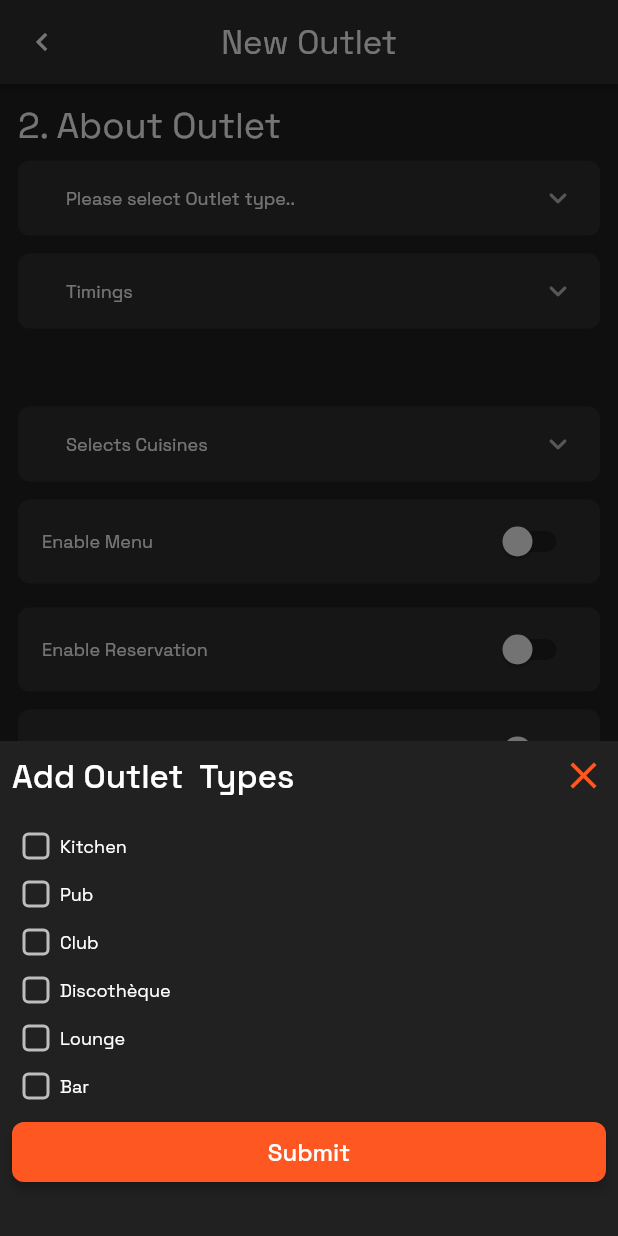
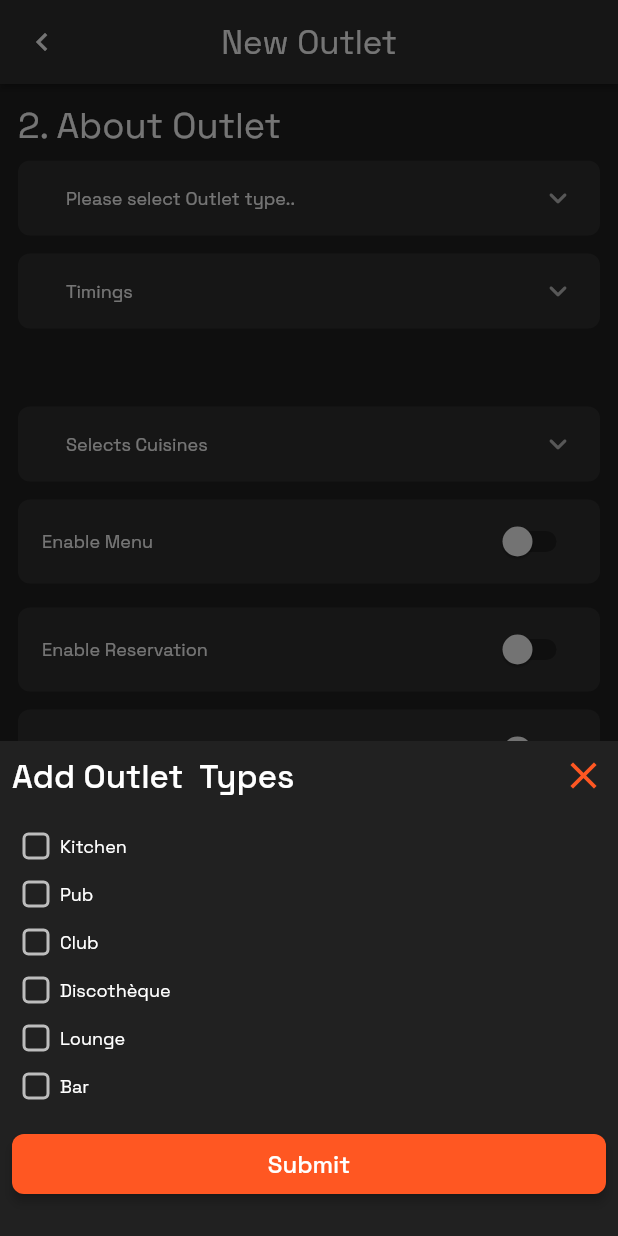
Before and after one commit to fomotechteam/fomoAdmin, a Flutter app: the AddNewOutlet2Widget screen opened by its route, after a tap on "Please select Outlet type..", on a phone screen of 412 x 824 dp. Run offline on Flutter 3.47's test engine with Material 2 defaults, Android fonts, the light colour scheme and no system bars; drawn by our look-alikes of auto_size_text, dropdown_button2; our stand-ins replace cloud_firestore, file_picker, firebase_auth, firebase_core, firebase_storage, font_awesome_flutter and 13 more; missing offline and left inert: json_path, mime_type; accounts and stored records are empty.

Commit message:
I cooked

```diff
--- a/lib/components/outlet_type_picker_widget.dart
+++ b/lib/components/outlet_type_picker_widget.dart
@@ -82,7 +82,9 @@ class _OutletTypePickerWidgetState extends State<OutletTypePickerWidget> {
                 ),
               ),
             ),
-            FlutterFlowCheckboxGroup(
+            Padding(
+              padding: const EdgeInsetsDirectional.fromSTEB(0.0, 0.0, 0.0, 8.0),
+              child: FlutterFlowCheckboxGroup(
                 options: const [
                   'Kitchen',
                   'Pub',
@@ -103,6 +105,7 @@ class _OutletTypePickerWidgetState extends State<OutletTypePickerWidget> {
                 textStyle: FlutterFlowTheme.of(context).bodyMedium,
                 checkboxBorderRadius: BorderRadius.circular(4.0),
                 initialized: _model.checkboxGroupValues != null,
+              ),
             ),
             FFButtonWidget(
               onPressed: () async {
```
Lines whose indentation alone changed are shown as unchanged.
